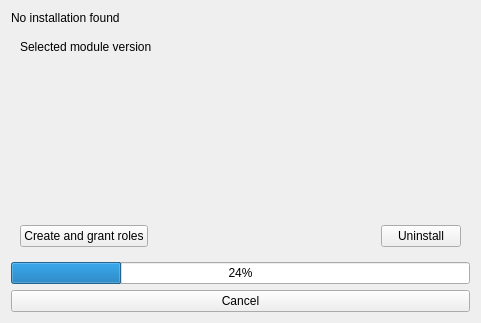
Old version of the form oqtopus/ui/module_widget.ui in the repository opengisch/oqtopus.
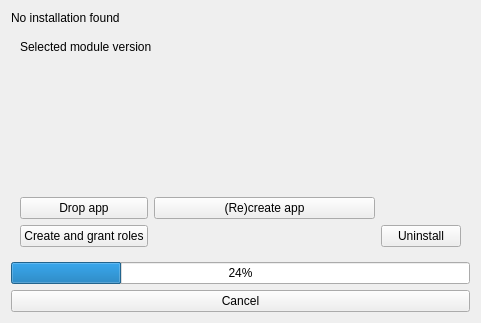
New version of the form. The open tabs and pages were chosen to show the change. Custom widgets are drawn as their Qt base class.

Commit message: add buttons to create/drop app

Diff of the .ui file:
```diff
--- a/oqtopus/ui/module_widget.ui
+++ b/oqtopus/ui/module_widget.ui
@@ -181,21 +181,21 @@
       <layout class="QGridLayout" name="gridLayout_11">
        <item row="5" column="0" colspan="4">
         <layout class="QGridLayout" name="gridLayout_3">
-         <item row="1" column="2">
+         <item row="2" column="2">
           <widget class="QPushButton" name="uninstall_button_maintain">
            <property name="text">
             <string>Uninstall</string>
            </property>
           </widget>
          </item>
-         <item row="1" column="0">
+         <item row="2" column="0">
           <widget class="QPushButton" name="moduleInfo_roles_pushButton">
            <property name="text">
             <string>Create and grant roles</string>
            </property>
           </widget>
          </item>
-         <item row="1" column="1">
+         <item row="2" column="1">
           <spacer name="horizontalSpacer_2">
            <property name="orientation">
             <enum>Qt::Horizontal</enum>
@@ -208,6 +208,20 @@
            </property>
           </spacer>
          </item>
+         <item row="1" column="0">
+          <widget class="QPushButton" name="moduleInfo_drop_app_pushButton">
+           <property name="text">
+            <string>Drop app</string>
+           </property>
+          </widget>
+         </item>
+         <item row="1" column="1">
+          <widget class="QPushButton" name="moduleInfo_recreate_app_pushButton">
+           <property name="text">
+            <string>(Re)create app</string>
+           </property>
+          </widget>
+         </item>
         </layout>
        </item>
        <item row="0" column="0" colspan="4">
```
The commit also changes 2 other files.
